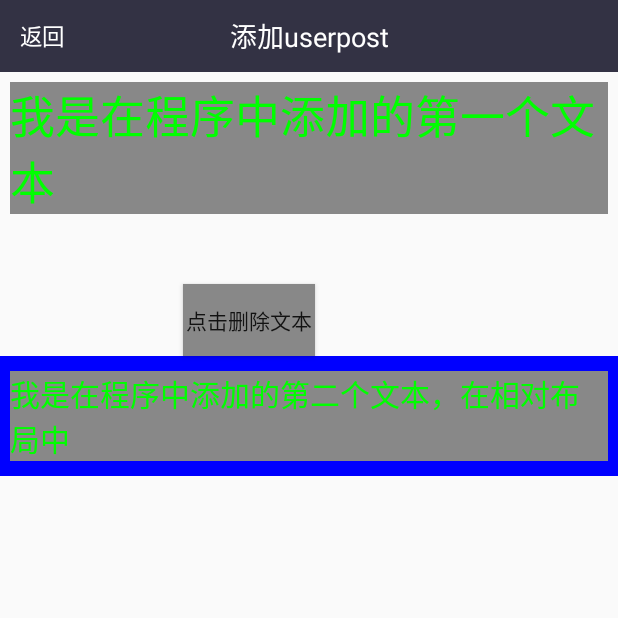
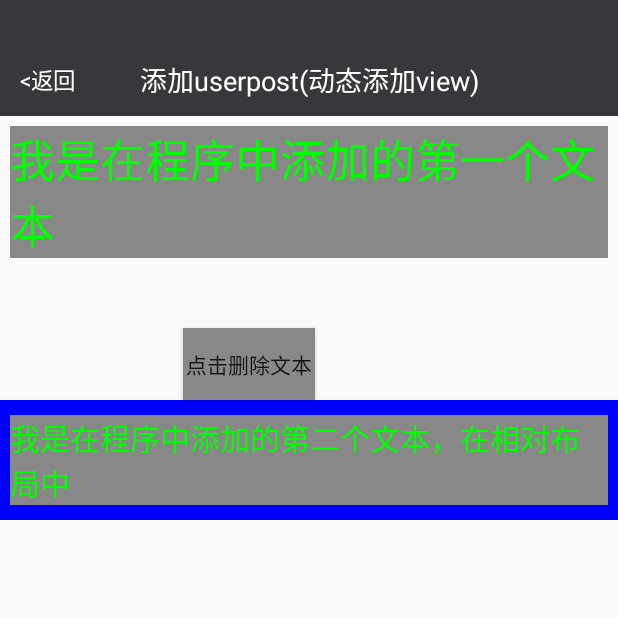
Before and after one commit to zruibin/QuickTalk, an Android app: the AddUserPostActivity screen opened directly, with no data from a screen before it, on a phone screen of 412 x 824 dp, the top half of it. Run offline under Robolectric (Android 15) with nearby library versions, the phone set to English and light mode, and no system bars; our stand-ins replace ButterKnife; libraries missing offline, so code that uses them is left out: com.squareup.leakcanary.

Commit message:
导航栏与状态栏颜色一致

```diff
--- a/app/src/main/java/com/creactism/quicktalk/components/Navigationbar.java
+++ b/app/src/main/java/com/creactism/quicktalk/components/Navigationbar.java
@@ -132,8 +132,9 @@ public class Navigationbar extends ViewGroup implements View.OnClickListener {
     }
 
     public void setDefaultBackAction(final Activity activity) {
-        this.setBackgroundColor(Color.parseColor("#333244"));
-        this.setLeftText("返回");
+//        this.setBackgroundColor(Color.parseColor("#333244"));
+        this.setBackgroundColor(Color.parseColor("#38383C"));
+        this.setLeftText("<返回");
         this.setLeftTextColor(Color.WHITE);
         this.setTitleColor(Color.WHITE);
         this.setActionTextColor(Color.WHITE);
--- a/app/src/main/java/com/creactism/quicktalk/services/userpost/AddUserPostActivity.java
+++ b/app/src/main/java/com/creactism/quicktalk/services/userpost/AddUserPostActivity.java
@@ -1,10 +1,14 @@
 package com.creactism.quicktalk.services.userpost;
 
 import android.graphics.Color;
+import android.os.Build;
 import android.os.Bundle;
+import android.support.v7.widget.Toolbar;
+import android.util.TypedValue;
 import android.view.Gravity;
 import android.view.View;
 import android.view.ViewGroup;
+import android.view.WindowManager;
 import android.widget.Button;
 import android.widget.LinearLayout;
 import android.widget.RelativeLayout;
@@ -34,7 +38,12 @@ public class AddUserPostActivity extends BaseActivity {
 //        DLog.info("AddUserPostActivity onCreate....");
 //        this.setContentView(R.layout.activity_add_userpost);
 //        ButterKnife.bind(this);
-//
+        if (Build.VERSION.SDK_INT >= Build.VERSION_CODES.KITKAT) {
+            getWindow().setFlags(WindowManager.LayoutParams.FLAG_TRANSLUCENT_STATUS,
+                    WindowManager.LayoutParams.FLAG_TRANSLUCENT_STATUS);
+        }
+
+
         LinearLayout.LayoutParams params = new LinearLayout.LayoutParams(LinearLayout.LayoutParams.MATCH_PARENT,
                 LinearLayout.LayoutParams.MATCH_PARENT);
         LinearLayout lineLayout = new LinearLayout(this);
@@ -46,8 +55,34 @@ public class AddUserPostActivity extends BaseActivity {
     }
 
     private void addView(final LinearLayout lineLayout) {
+
+        /*
+    <android.support.v7.widget.Toolbar android:id="@+id/toolbar"
+        xmlns:android="http://schemas.android.com/apk/res/android"
+        xmlns:app="http://schemas.android.com/apk/res-auto"
+        android:layout_width="match_parent"
+        android:layout_height="wrap_content"
+        android:background="@color/tuna"
+        android:minHeight="?attr/actionBarSize"
+        app:popupTheme="@style/ThemeOverlay.AppCompat.Light"
+        app:theme="@style/ThemeOverlay.AppCompat.Dark.ActionBar">
+    </android.support.v7.widget.Toolbar>
+    */
+        final Toolbar toolbar = new Toolbar(this);
+        toolbar.setLayoutParams(new LinearLayout.LayoutParams(LinearLayout.LayoutParams.MATCH_PARENT,
+                LinearLayout.LayoutParams.WRAP_CONTENT));
+//        toolbar.setBackgroundColor(this.getResources().getColor(R.color.tuna));
+        toolbar.setBackgroundColor(Color.parseColor("#38383C"));
+        TypedValue typedValue = new TypedValue();
+        this.getTheme().resolveAttribute(R.attr.actionBarSize, typedValue, true);
+        DLog.debug("density: " + String.valueOf(typedValue.density));
+        toolbar.setMinimumHeight(44);
+        toolbar.setPopupTheme(R.style.ThemeOverlay_AppCompat_Light);
+        lineLayout.addView(toolbar);
+
+
         this.navigationbar = new Navigationbar(this);
-        this.navigationbar.setTitle("添加userpost");
+        this.navigationbar.setTitle("添加userpost(动态添加view)");
         this.navigationbar.setDefaultBackAction(this);
         this.navigationbar.setLayoutParams(new LinearLayout.LayoutParams(LinearLayout.LayoutParams.MATCH_PARENT,
                 LinearLayout.LayoutParams.WRAP_CONTENT));
--- a/app/src/main/res/values/colors.xml
+++ b/app/src/main/res/values/colors.xml
@@ -1,8 +1,11 @@
 <?xml version="1.0" encoding="utf-8"?>
 <resources>
-    <color name="colorPrimary">#3F51B5</color>
-    <color name="colorPrimaryDark">#303F9F</color>
+    <color name="colorPrimary">#292836</color>
+    <color name="colorPrimaryDark">#292836</color>
     <color name="colorAccent">#FF4081</color>
+
+    <color name="tuna">#333244</color>
+
 
     <color name="white">#FFFFFF</color><!--白色 -->
     <color name="ivory">#FFFFF0</color><!--象牙色 -->
```
